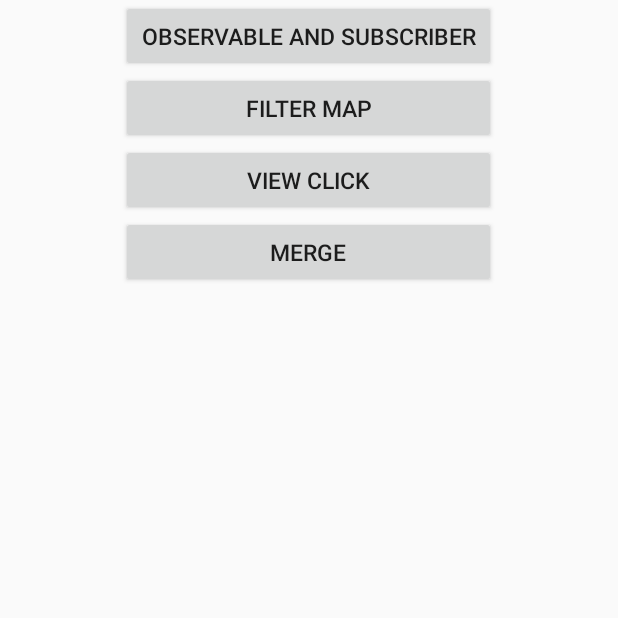
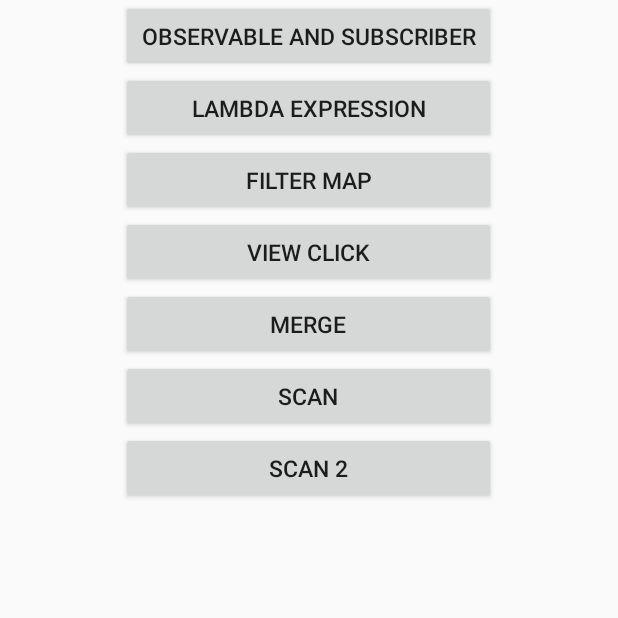
Before and after one commit to gidools/RxAndroidStudy, an Android app: the screen it shows after launch (MainActivity), on a phone screen of 412 x 824 dp, the top half of it. Run offline under Robolectric (Android 15) with nearby library versions, the phone set to English and light mode, and no system bars; libraries missing offline, so code that uses them is left out: rx.functions.

Commit message:
Add fragment

```diff
--- a/app/src/main/java/maxst/com/rxandroidstudy/fragment/MainFragment.java
+++ b/app/src/main/java/maxst/com/rxandroidstudy/fragment/MainFragment.java
@@ -28,9 +28,12 @@ public class MainFragment extends Fragment {
 		// Inflate the layout for this fragment
 		View layout =  inflater.inflate(R.layout.fragment_main, container, false);
 		layout.findViewById(R.id.rx_basic).setOnClickListener(onClickListener);
+		layout.findViewById(R.id.rx_lambda).setOnClickListener(onClickListener);
 		layout.findViewById(R.id.rx_map).setOnClickListener(onClickListener);
 		layout.findViewById(R.id.rx_view_click).setOnClickListener(onClickListener);
 		layout.findViewById(R.id.rx_merge).setOnClickListener(onClickListener);
+		layout.findViewById(R.id.rx_scan).setOnClickListener(onClickListener);
+		layout.findViewById(R.id.rx_scan2).setOnClickListener(onClickListener);
 		return layout;
 	}
 
@@ -43,6 +46,10 @@ public class MainFragment extends Fragment {
 					clickedOn(new ObservableAndSubscriberFragment());
 					break;
 
+				case R.id.rx_lambda:
+					clickedOn(new LambdaFragment());
+					break;
+
 				case R.id.rx_map:
 					clickedOn(new MapFragment());
 					break;
@@ -53,6 +60,14 @@ public class MainFragment extends Fragment {
 
 				case R.id.rx_merge:
 					clickedOn(new MergeFragment());
+					break;
+
+				case R.id.rx_scan:
+					clickedOn(new ScanFragment());
+					break;
+
+				case R.id.rx_scan2:
+					clickedOn(new Scan2Fragment());
 					break;
 			}
 		}
--- a/app/src/main/res/layout/fragment_main.xml
+++ b/app/src/main/res/layout/fragment_main.xml
@@ -12,6 +12,13 @@
 		android:layout_height="wrap_content"
 		android:textSize="15sp"
 		android:text="Observable and Subscriber"/>
+
+	<Button
+		android:id="@+id/rx_lambda"
+		android:layout_width="250dp"
+		android:layout_height="wrap_content"
+		android:textSize="15sp"
+		android:text="Lambda Expression"/>
 
 	<Button
 		android:id="@+id/rx_map"
@@ -34,4 +41,18 @@
 		android:textSize="15sp"
 		android:text="Merge"/>
 
+	<Button
+		android:id="@+id/rx_scan"
+		android:layout_width="250dp"
+		android:layout_height="wrap_content"
+		android:textSize="15sp"
+		android:text="Scan"/>
+
+	<Button
+		android:id="@+id/rx_scan2"
+		android:layout_width="250dp"
+		android:layout_height="wrap_content"
+		android:textSize="15sp"
+		android:text="Scan 2"/>
+
 </LinearLayout>
```
Also changed, not shown: app/src/main/java/maxst/com/rxandroidstudy/fragment/LambdaFragment.java (added, +67 -0 lines), app/src/main/java/maxst/com/rxandroidstudy/fragment/Scan2Fragment.java (added, +52 -0 lines), app/src/main/java/maxst/com/rxandroidstudy/fragment/ScanFragment.java (added, +52 -0 lines), app/src/main/res/layout/fragment_lambda.xml (added, +21 -0 lines), app/src/main/res/layout/fragment_scan.xml (added, +42 -0 lines).
